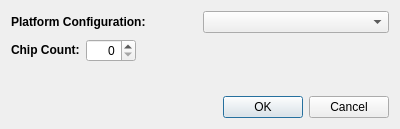
Before: the Qt Designer form src/applications/tac-configuration-editor/CreateConfigurationDialog.ui in qualcomm/qcom-test-automation-controller, drawn with Qt 5.
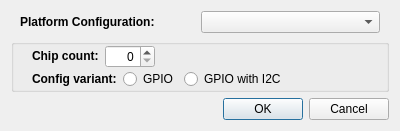
After: the same form once the commit is applied.

Patch:
```diff
--- a/src/applications/tac-configuration-editor/CreateConfigurationDialog.ui
+++ b/src/applications/tac-configuration-editor/CreateConfigurationDialog.ui
@@ -7,7 +7,7 @@
     <x>0</x>
     <y>0</y>
     <width>400</width>
-    <height>129</height>
+    <height>121</height>
    </rect>
   </property>
   <property name="windowTitle">
@@ -15,9 +15,28 @@
   </property>
   <layout class="QVBoxLayout" name="verticalLayout">
    <item>
-    <layout class="QHBoxLayout" name="horizontalLayout_2">
+    <widget class="QWidget" name="_platformConfigChoice" native="true">
+     <property name="sizePolicy">
+      <sizepolicy hsizetype="Preferred" vsizetype="Minimum">
+       <horstretch>0</horstretch>
+       <verstretch>0</verstretch>
+      </sizepolicy>
+     </property>
+     <layout class="QHBoxLayout" name="_platformConfigHLayout">
+      <property name="spacing">
+       <number>1</number>
+      </property>
+      <property name="topMargin">
+       <number>0</number>
+      </property>
+      <property name="bottomMargin">
+       <number>0</number>
+      </property>
+      <property name="alignment">
+       <set>Qt::AlignmentFlag::AlignTop</set>
+      </property>
      <item>
-      <widget class="QLabel" name="label">
+       <widget class="QLabel" name="_platformLabel">
        <property name="text">
         <string>&lt;html&gt;&lt;head/&gt;&lt;body&gt;&lt;p&gt;&lt;span style=&quot; font-size:9pt; font-weight:600;&quot;&gt;Platform Configuration:&lt;/span&gt;&lt;/p&gt;&lt;/body&gt;&lt;/html&gt;</string>
        </property>
@@ -27,13 +46,51 @@
       <widget class="QComboBox" name="_platformComboBox"/>
      </item>
     </layout>
+    </widget>
    </item>
    <item>
-    <layout class="QHBoxLayout" name="horizontalLayout">
+    <widget class="QGroupBox" name="_configurationGroup">
+     <property name="sizePolicy">
+      <sizepolicy hsizetype="Preferred" vsizetype="Minimum">
+       <horstretch>0</horstretch>
+       <verstretch>0</verstretch>
+      </sizepolicy>
+     </property>
+     <property name="title">
+      <string/>
+     </property>
+     <property name="alignment">
+      <set>Qt::AlignmentFlag::AlignBottom|Qt::AlignmentFlag::AlignLeading|Qt::AlignmentFlag::AlignLeft</set>
+     </property>
+     <layout class="QVBoxLayout" name="verticalLayout_2">
+      <property name="spacing">
+       <number>1</number>
+      </property>
+      <property name="topMargin">
+       <number>0</number>
+      </property>
+      <property name="bottomMargin">
+       <number>0</number>
+      </property>
+      <item>
+       <widget class="QWidget" name="_ftdiConfiguration" native="true">
+        <property name="sizePolicy">
+         <sizepolicy hsizetype="Preferred" vsizetype="Minimum">
+          <horstretch>0</horstretch>
+          <verstretch>0</verstretch>
+         </sizepolicy>
+        </property>
+        <layout class="QHBoxLayout" name="_ftdiConfigHLayout">
+         <property name="topMargin">
+          <number>0</number>
+         </property>
+         <property name="bottomMargin">
+          <number>0</number>
+         </property>
      <item>
       <widget class="QLabel" name="_countLabel">
        <property name="text">
-        <string>&lt;html&gt;&lt;head/&gt;&lt;body&gt;&lt;p&gt;&lt;span style=&quot; font-size:9pt; font-weight:600;&quot;&gt;Chip Count:&lt;/span&gt;&lt;/p&gt;&lt;/body&gt;&lt;/html&gt;</string>
+            <string>&lt;html&gt;&lt;head/&gt;&lt;body&gt;&lt;p&gt;&lt;span style=&quot; font-size:9pt; font-weight:600;&quot;&gt;Chip count:&lt;/span&gt;&lt;/p&gt;&lt;/body&gt;&lt;/html&gt;</string>
        </property>
       </widget>
      </item>
@@ -51,7 +108,7 @@
       </widget>
      </item>
      <item>
-      <spacer name="horizontalSpacer">
+          <spacer name="_hspacer1">
        <property name="orientation">
         <enum>Qt::Horizontal</enum>
        </property>
@@ -64,20 +121,69 @@
       </spacer>
      </item>
     </layout>
+       </widget>
    </item>
    <item>
-    <spacer name="verticalSpacer">
+       <widget class="QWidget" name="_psocConfiguration" native="true">
+        <property name="sizePolicy">
+         <sizepolicy hsizetype="Preferred" vsizetype="Minimum">
+          <horstretch>0</horstretch>
+          <verstretch>0</verstretch>
+         </sizepolicy>
+        </property>
+        <layout class="QHBoxLayout" name="horizontalLayout">
+         <property name="topMargin">
+          <number>0</number>
+         </property>
+         <property name="bottomMargin">
+          <number>0</number>
+         </property>
+         <item>
+          <widget class="QLabel" name="_variantLabel">
+           <property name="text">
+            <string>&lt;html&gt;&lt;head/&gt;&lt;body&gt;&lt;p&gt;&lt;span style=&quot; font-size:9pt; font-weight:600;&quot;&gt;Config variant:&lt;/span&gt;&lt;/p&gt;&lt;/body&gt;&lt;/html&gt;</string>
+           </property>
+          </widget>
+         </item>
+         <item>
+          <widget class="QRadioButton" name="_gpioRadio">
+           <property name="text">
+            <string>GPIO</string>
+           </property>
+           <attribute name="buttonGroup">
+            <string notr="true">_psocGPIOConfiguration</string>
+           </attribute>
+          </widget>
+         </item>
+         <item>
+          <widget class="QRadioButton" name="_gpioiicRadio">
+           <property name="text">
+            <string>GPIO with I2C</string>
+           </property>
+           <attribute name="buttonGroup">
+            <string notr="true">_psocGPIOConfiguration</string>
+           </attribute>
+          </widget>
+         </item>
+         <item>
+          <spacer name="_hspacer2">
      <property name="orientation">
-      <enum>Qt::Vertical</enum>
+            <enum>Qt::Orientation::Horizontal</enum>
      </property>
      <property name="sizeHint" stdset="0">
       <size>
-       <width>20</width>
-       <height>23</height>
+             <width>40</width>
+             <height>20</height>
       </size>
      </property>
     </spacer>
    </item>
+        </layout>
+       </widget>
+      </item>
+     </layout>
+    </widget>
+   </item>
    <item>
     <widget class="QDialogButtonBox" name="buttonBox">
      <property name="orientation">
```
Left out of the diff: 17 changed lines with no effect on the pictures. Lines whose indentation alone changed are shown as unchanged.
